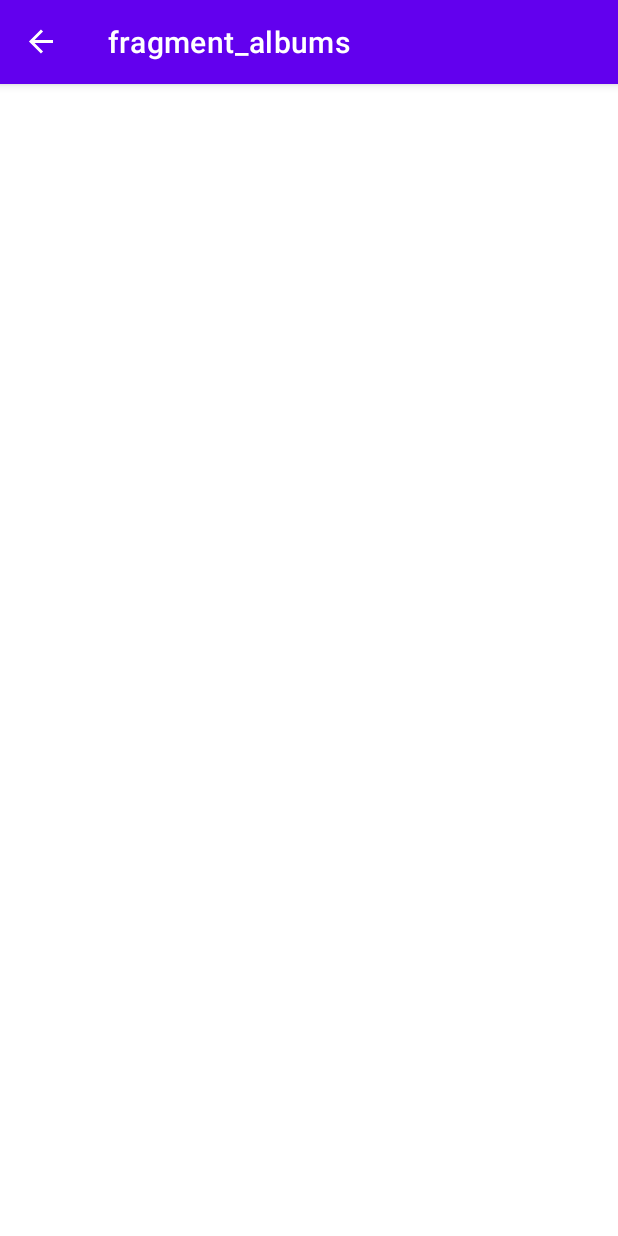
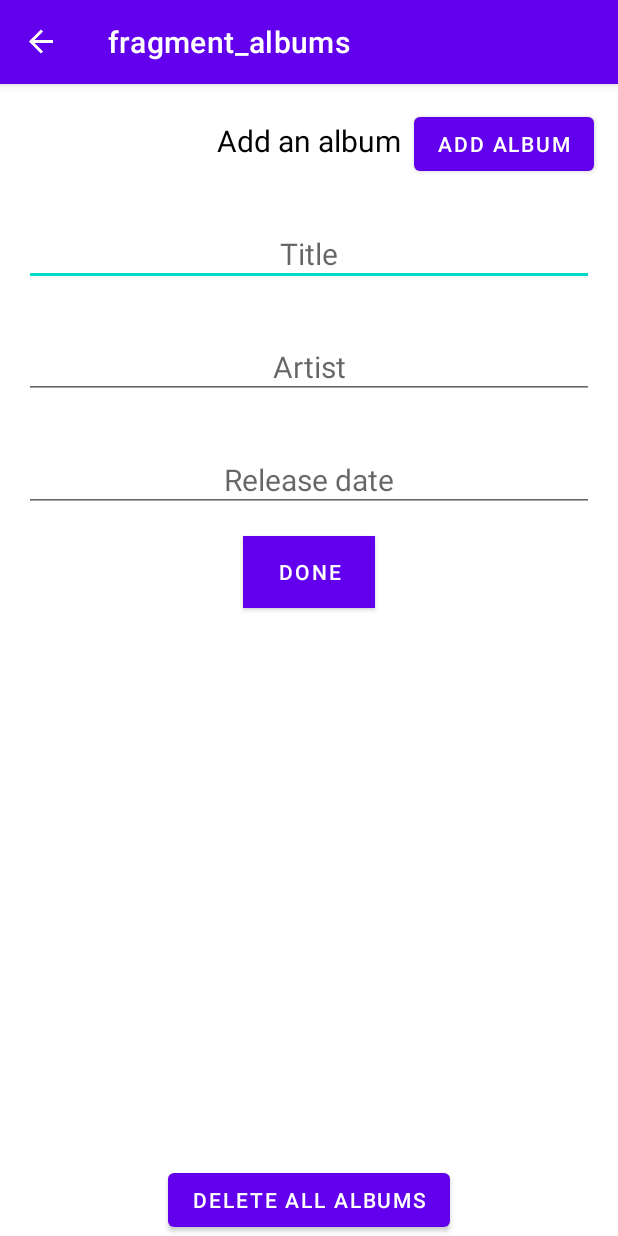
Before and after one commit to marcszeg/mobilHW, an Android app: the fragment AddAlbumFragment placed in its activity, after a tap on "START APP", on a phone screen of 412 x 824 dp. Run offline under Robolectric (Android 15) with nearby library versions, the phone set to English and light mode, and no system bars; our stand-ins replace Room's generated code, data binding, navigation-ui; 6 statements that could not run were skipped.

Commit message:
nem fut a 2 fontos frgmnt de ok

```diff
--- a/app/src/main/java/com/example/beadando/addAlbum/AddAlbumFragment.kt
+++ b/app/src/main/java/com/example/beadando/addAlbum/AddAlbumFragment.kt
@@ -1,10 +1,13 @@
 package com.example.beadando.addAlbum
 
+import android.content.Context
 import android.os.Bundle
 import androidx.fragment.app.Fragment
 import android.view.LayoutInflater
 import android.view.View
 import android.view.ViewGroup
+import android.view.inputmethod.InputMethodManager
+import androidx.core.content.ContextCompat.getSystemService
 import androidx.databinding.DataBindingUtil
 import androidx.lifecycle.Observer
 import androidx.lifecycle.ViewModelProvider
@@ -12,8 +15,21 @@ import androidx.navigation.fragment.findNavController
 import com.example.beadando.R
 import com.example.beadando.database.AlbumDatabase
 import com.example.beadando.databinding.FragmentAddAlbumBinding
+import kotlinx.android.synthetic.main.fragment_add_album.*
 
 class AddAlbumFragment : Fragment() {
+    private val myAlbumm = MyAlbum()
+
+    /*override fun onCreate(savedInstanceState: Bundle?) {
+        super.onCreate(savedInstanceState)
+        binding = DataBindingUtil.setContentView(this, R.layout.fragment_add_album)
+
+        binding.myAlbum = myAlbumm
+
+        binding.doneButton.setOnClickListener {
+            addNewAlbum(it)
+        }
+    }*/
 
     override fun onCreateView(
         inflater: LayoutInflater, container: ViewGroup?,
@@ -41,5 +57,15 @@ class AddAlbumFragment : Fragment() {
         return binding.root
     }
 
+    /*private fun addNewAlbum(view: View) {
+        binding.apply {
+            myAlbumm.artist = artistEdit.text.toString()
+            myAlbumm.title = titleEdit.text.toString()
+            myAlbumm.release = releaseEdit.text.toString()
+            invalidateAll()
+        }
 
+        val imm = getSystemService(Context.INPUT_METHOD_SERVICE) as InputMethodManager
+        imm.hideSoftInputFromWindow(view.windowToken, 0)
+    }*/
 }
--- a/app/src/main/java/com/example/beadando/addAlbum/AddAlbumViewModel.kt
+++ b/app/src/main/java/com/example/beadando/addAlbum/AddAlbumViewModel.kt
@@ -3,7 +3,9 @@ package com.example.beadando.addAlbum
 import androidx.lifecycle.LiveData
 import androidx.lifecycle.MutableLiveData
 import androidx.lifecycle.ViewModel
+import androidx.lifecycle.viewModelScope
 import com.example.beadando.database.AlbumsDatabaseDao
+import kotlinx.coroutines.launch
 
 class AddAlbumViewModel (
     private val addAlbumKey: Long = 0L,
@@ -17,5 +19,15 @@ class AddAlbumViewModel (
         _navigateToAlbums.value = null
     }
 
+    fun addAlbum(title: String, artist: String, release: String) {
+        viewModelScope.launch {
+            val album = database.get(addAlbumKey) ?:return@launch
+            album.title = title
+            album.artist = artist
+            album.release = release
+            database.update(album)
 
+            _navigateToAlbums.value = true
+        }
+    }
 }
--- /dev/null
+++ b/app/src/main/java/com/example/beadando/addAlbum/MyAlbum.kt
@@ -0,0 +1,4 @@
+package com.example.beadando.addAlbum
+
+data class MyAlbum(var title: String = "", var artist: String = "", var release: String = "") {
+}
--- a/app/src/main/java/com/example/beadando/albums/AlbumsViewModel.kt
+++ b/app/src/main/java/com/example/beadando/albums/AlbumsViewModel.kt
@@ -8,18 +8,47 @@ import com.example.beadando.formatAlbums
 import kotlinx.coroutines.launch
 
 class AlbumsViewModel (
-    val database: AlbumsDatabaseDao,
-    application: Application
-) : AndroidViewModel(application) {
+        val database: AlbumsDatabaseDao,
+        application: Application) : AndroidViewModel(application) {
+    private var newAlbum = MutableLiveData<Albums>()
     private val albums = database.getAllAlbums()
 
     val albumsString = Transformations.map(albums) { albums ->
         formatAlbums(albums, application.resources)
     }
 
+
     private val _navigateToAddAlbum = MutableLiveData<Albums>()
     val navigateToAddAlbum: LiveData<Albums>
         get() = _navigateToAddAlbum
+
+    init {
+        initializeAlbum()
+    }
+
+    private fun initializeAlbum() {
+        viewModelScope.launch {
+            newAlbum.value = getAlbumFromDB()
+            //newAlbum.value = database.getNewAlbum()
+        }
+    }
+
+    private fun getAlbumFromDB(): Albums? {
+        var album = database.getNewAlbum()
+        return album
+    }
+
+    fun addANewAlbum() {
+        viewModelScope.launch {
+            val aNewAlbum = Albums()
+            insert(aNewAlbum)
+            newAlbum.value = getAlbumFromDB()
+
+            val aalbum = newAlbum.value ?: return@launch
+            update(aNewAlbum)
+            _navigateToAddAlbum.value = aalbum
+        }
+    }
 
     private suspend fun insert(album: Albums) {
         database.insert(album)
@@ -41,15 +70,15 @@ class AlbumsViewModel (
         _showSnackbarEvent.value = false
     }
 
-    /*fun onClear() {
-        ViewModelScope.launch {
+    fun onClear() {
+        viewModelScope.launch {
             clear()
+            newAlbum.value = null
         }
         _showSnackbarEvent.value = true
-    }*/
+    }
 
     suspend fun clear() {
         database.clear()
-        _showSnackbarEvent.value = true
     }
 }
--- a/app/src/main/java/com/example/beadando/database/Albums.kt
+++ b/app/src/main/java/com/example/beadando/database/Albums.kt
@@ -8,11 +8,10 @@ import androidx.room.PrimaryKey
 data class Albums(
     @PrimaryKey(autoGenerate = true)
     var id: Long = 0L,
-
     @ColumnInfo(name = "album_title")
-    var title: String,
+    var title: String = "",
     @ColumnInfo(name = "artist_name")
-    var artist: String,
+    var artist: String = "",
     @ColumnInfo(name = "release_date")
-    var release: String
+    var release: String = ""
 )
--- a/app/src/main/java/com/example/beadando/database/AlbumsDatabaseDao.kt
+++ b/app/src/main/java/com/example/beadando/database/AlbumsDatabaseDao.kt
@@ -22,4 +22,7 @@ interface AlbumsDatabaseDao {
 
     @Query ("select * from albums_table order by id desc")
     fun getAllAlbums(): LiveData<List<Albums>>
+
+    @Query ("select * from albums_table order by id desc limit 1")
+    fun getNewAlbum(): Albums?
 }
--- a/app/src/main/res/layout/fragment_add_album.xml
+++ b/app/src/main/res/layout/fragment_add_album.xml
@@ -5,18 +5,74 @@
 
     <data>
         <variable
-            name="AddAlbumViewModel"
+            name="addAlbumViewModel"
             type="com.example.beadando.addAlbum.AddAlbumViewModel" />
+        <variable
+            name="myAlbum"
+            type="com.example.beadando.addAlbum.MyAlbum" />
     </data>
 
-    <androidx.constraintlayout.widget.ConstraintLayout
+    <LinearLayout
         android:layout_width="match_parent"
         android:layout_height="match_parent"
+        android:orientation="vertical"
         tools:context=".albums.AddAlbumFragment">
+
+        <TextView
+            android:id="@+id/addAlbumTV"
+            style="@style/HelloStyle"
+            android:layout_width="match_parent"
+            android:layout_height="wrap_content"
+            android:text="Add an album"
+            android:textAlignment="center"
+            android:textColor="#000000"
+            android:textColorHint="#323232" />
+
+        <EditText
+            android:id="@+id/titleEdit"
+            style="@style/HelloStyle"
+            android:layout_width="match_parent"
+            android:layout_height="wrap_content"
+            android:ems="10"
+            android:hint="Title"
+            android:inputType="textPersonName"
+            android:textAlignment="center"
+            android:textColor="#000000" />
+
+        <EditText
+            android:id="@+id/artistEdit"
+            style="@style/HelloStyle"
+            android:layout_width="match_parent"
+            android:layout_height="wrap_content"
+            android:ems="10"
+            android:hint="Artist"
+            android:inputType="textPersonName"
+            android:textAlignment="center"
+            android:textColor="#000000" />
+
+        <EditText
+            android:id="@+id/releaseEdit"
+            style="@style/HelloStyle"
+            android:layout_width="match_parent"
+            android:layout_height="wrap_content"
+            android:ems="10"
+            android:hint="Release date"
+            android:inputType="textPersonName"
+            android:textAlignment="center"
+            android:textColor="#000000" />
+
+        <Button
+            android:id="@+id/done_button"
+            android:layout_width="wrap_content"
+            android:layout_height="wrap_content"
+            android:layout_gravity="center_horizontal"
+            android:background="#4CAF50"
+            android:text="@string/done"
+            android:textColor="#FFFFFF"
+            android:onClick="@{() -> addAlbumViewModel.addAlbum(myAlbum.title, myAlbum.artist, myAlbum.release)}" />
 
 
 
-
-    </androidx.constraintlayout.widget.ConstraintLayout>
+    </LinearLayout>
 
 </layout>
--- a/app/src/main/res/layout/fragment_albums.xml
+++ b/app/src/main/res/layout/fragment_albums.xml
@@ -5,7 +5,7 @@
 
     <data>
         <variable
-            name="AlbumsViewModel"
+            name="albumsViewModel"
             type="com.example.beadando.albums.AlbumsViewModel" />
     </data>
 
@@ -14,8 +14,48 @@
         android:layout_height="match_parent"
         tools:context=".albums.AlbumsFragment">
 
+    <Button
+        android:id="@+id/add_button"
+        android:layout_width="wrap_content"
+        android:layout_height="wrap_content"
+        app:layout_constraintTop_toTopOf="parent"
+        app:layout_constraintEnd_toEndOf="parent"
+        android:layout_marginTop="16dp"
+        android:layout_marginEnd="16dp"
+        android:onClick="@{() -> albumsViewModel.addANewAlbum()}"
+        android:text="@string/add"/>
+        <!--  -->
 
+    <Button
+        android:id="@+id/clear_button"
+        android:layout_width="wrap_content"
+        android:layout_height="wrap_content"
+        app:layout_constraintBottom_toBottomOf="parent"
+        app:layout_constraintEnd_toEndOf="parent"
+        app:layout_constraintStart_toStartOf="parent"
+        android:text="@string/clear"
+        android:onClick="@{()-> albumsViewModel.onClear()}"
+        android:enabled="@{albumsViewModel.clearButtonVisible}"/>
+        <!--  -->
 
+    <ScrollView
+        android:layout_width="match_parent"
+        android:layout_height="0dp"
+        app:layout_constraintBottom_toTopOf="@+id/clear_button"
+        app:layout_constraintEnd_toEndOf="parent"
+        app:layout_constraintRight_toRightOf="parent"
+        app:layout_constraintStart_toStartOf="parent"
+        app:layout_constraintTop_toBottomOf="@+id/add_button">
+
+        <TextView
+            android:id="@+id/textview"
+            android:layout_width="match_parent"
+            android:layout_height="wrap_content"
+            android:layout_marginStart="16dp"
+            android:layout_marginTop="16dp"
+            android:layout_marginEnd="16dp"
+            android:text="@{albumsViewModel.albumsString}"/>
+    </ScrollView>
 
     </androidx.constraintlayout.widget.ConstraintLayout>
 
--- a/app/src/main/res/menu/navdrawer_menu.xml
+++ b/app/src/main/res/menu/navdrawer_menu.xml
@@ -4,4 +4,10 @@
     <item
         android:id="@+id/aboutFragment"
         android:title="About" />
+    <item
+        android:id="@+id/albumsFragment"
+        android:title="My albums" />
+    <item
+        android:id="@+id/addAlbumFragment"
+        android:title="Add an album" />
 </menu>
--- a/app/src/main/res/navigation/navigation.xml
+++ b/app/src/main/res/navigation/navigation.xml
@@ -20,7 +20,6 @@
         android:name="com.example.beadando.albums.AlbumsFragment"
         android:label="fragment_albums"
         tools:layout="@layout/fragment_albums" >
-
         <action
             android:id="@+id/action_albumsFragment_to_addAlbumFragment"
             app:destination="@+id/addAlbumFragment"/>
--- a/app/src/main/res/values/strings.xml
+++ b/app/src/main/res/values/strings.xml
@@ -8,4 +8,6 @@
     <string name="developDate">2020</string>
     <string name="cleared_message">All data cleared</string>
     <string name="title">![CDATA[<h3>Your albums:</h3>]]</string>
+    <string name="add">Add album</string>
+    <string name="clear">Delete all albums</string>
 </resources>
```
